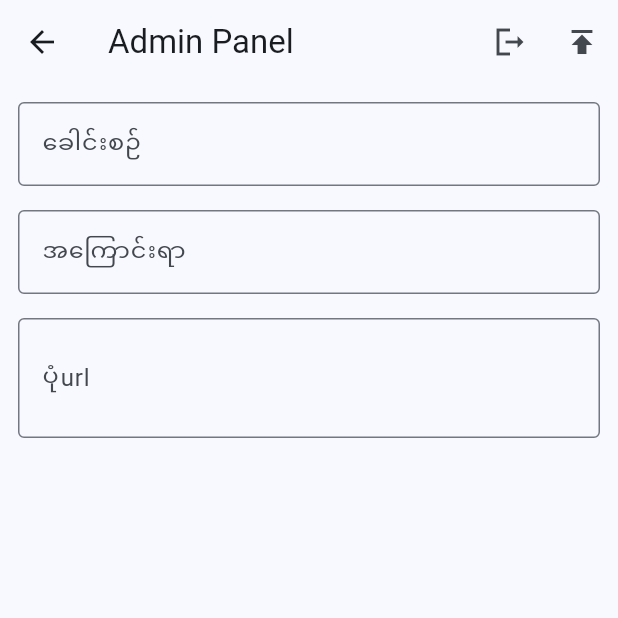
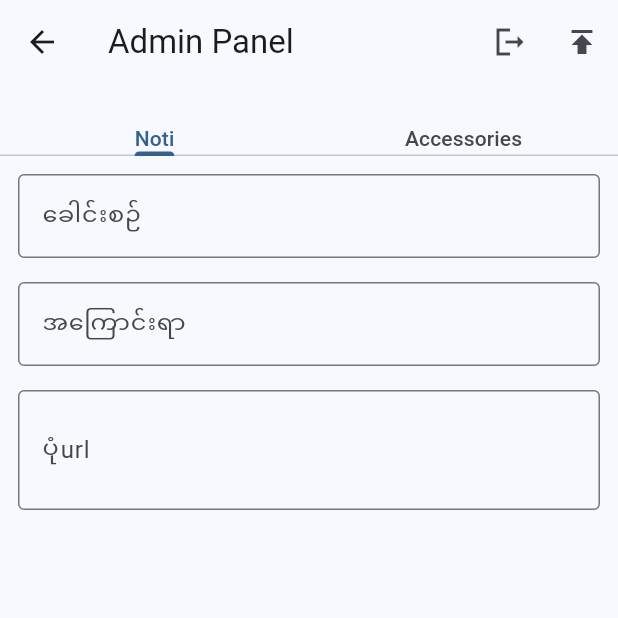
Before and after one commit to clickernux/phone_repair_service_199, a Flutter app: the AdminPanelScreen screen opened by its route, on a phone screen of 412 x 824 dp, the top half of it. Run offline on Flutter 3.47's test engine with Material 2 defaults, Android fonts, the phone set to English and light mode, and no system bars; our stand-ins replace cached_network_image, cloud_firestore, connectivity_plus, firebase_auth, firebase_core, go_router and 1 more; accounts and stored records are empty.

Commit message:
Implemented Tabbar View in Admin Panel

```diff
--- a/lib/screens/admin_panel_screen.dart
+++ b/lib/screens/admin_panel_screen.dart
@@ -45,9 +45,15 @@ class _AdminPanelScreenState extends State<AdminPanelScreen> {
 
   @override
   Widget build(BuildContext context) {
-    return Scaffold(
+    return DefaultTabController(
+      length: 2,
+      child: Scaffold(
         appBar: AppBar(
           title: const Text('Admin Panel'),
+          bottom: const TabBar(tabs: [
+            Text('Noti'),
+            Text('Accessories'),
+          ]),
           actions: [
             IconButton(
               onPressed: () {
@@ -115,7 +121,8 @@ class _AdminPanelScreenState extends State<AdminPanelScreen> {
             ),
           ],
         ),
-      body: _buildBody(),
+        body: _buildTabbarView(),
+      ),
     );
   }
 
@@ -163,7 +170,7 @@ class _AdminPanelScreenState extends State<AdminPanelScreen> {
     );
   }
 
-  Widget _buildBody() {
+  Widget _notiCreator() {
     return Padding(
       padding: const EdgeInsets.symmetric(
         vertical: 12,
@@ -305,7 +312,7 @@ class _AdminPanelScreenState extends State<AdminPanelScreen> {
     );
   }
 
-  TextFormField titleField() {
+  Widget titleField() {
     return TextFormField(
       controller: titleController,
       keyboardType: TextInputType.name,
@@ -343,4 +350,13 @@ class _AdminPanelScreenState extends State<AdminPanelScreen> {
       });
     });
   }
+
+  Widget _buildTabbarView() {
+    return TabBarView(children: [
+      _notiCreator(),
+      Container(
+        color: Colors.green,
+      ),
+    ]);
   }
+}
```
Lines whose indentation alone changed are shown as unchanged.
